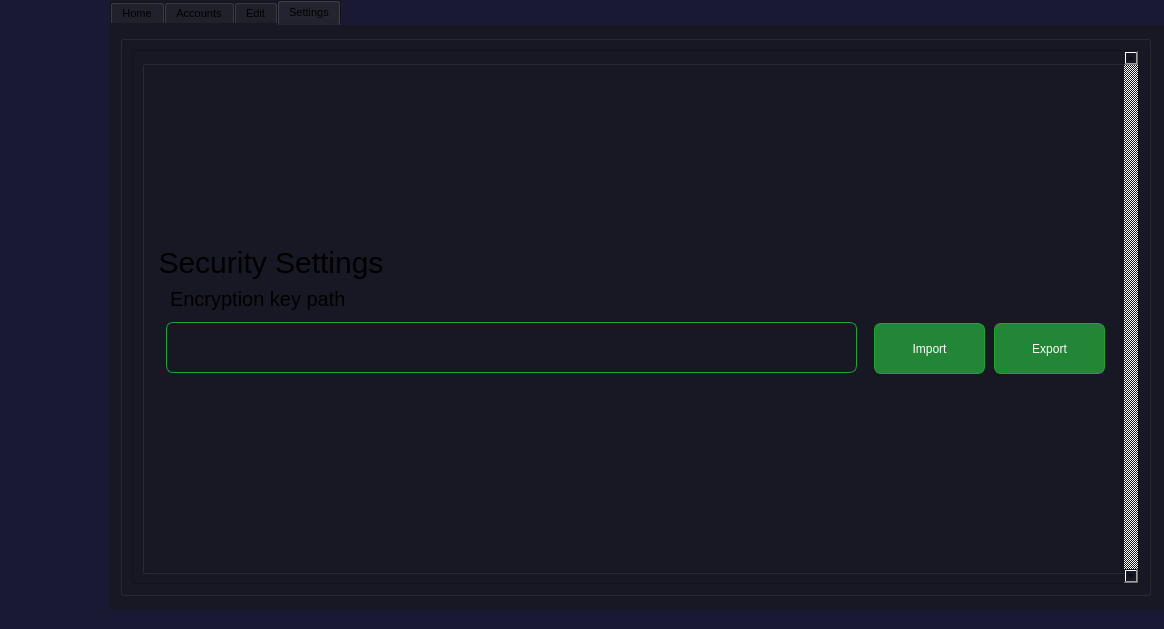
This is ui/mainUI.ui in 0xGhazy/PyPass as Qt 5 draws it before an edit. The edited form follows.
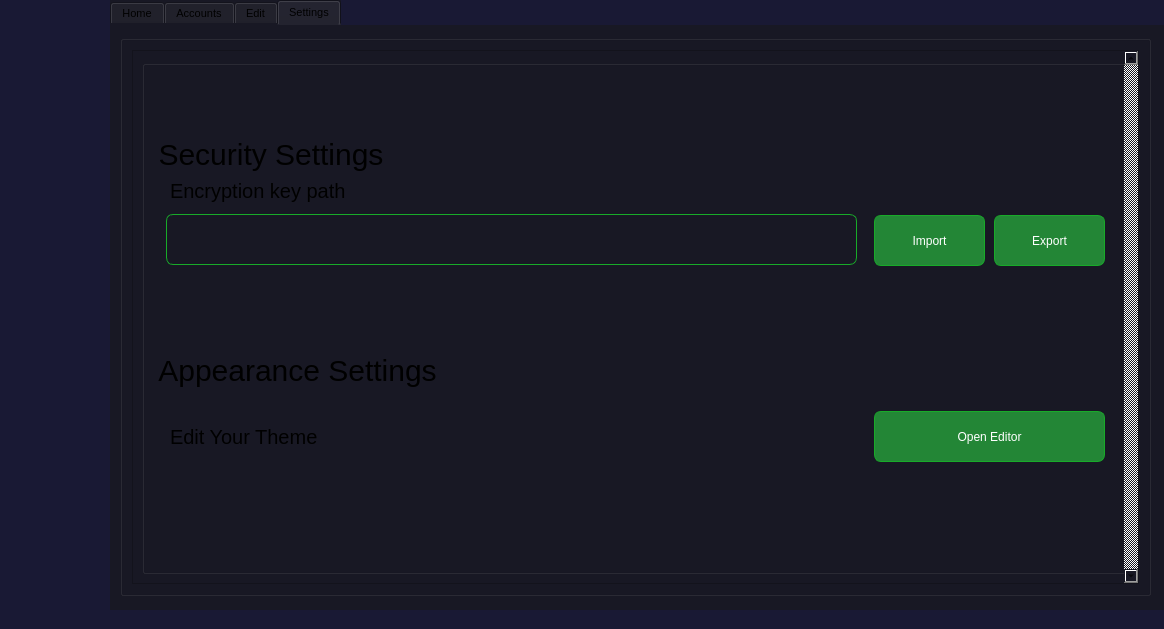
This is the edited form. The open tabs and pages were chosen to show the change. Icons and pictures are not drawn.

Commit message: adding the ability to change the theme with editor

What changed in the file:
```diff
--- a/ui/mainUI.ui
+++ b/ui/mainUI.ui
@@ -946,6 +946,102 @@
                 </widget>
                </widget>
               </item>
+              <item>
+               <widget class="QGroupBox" name="groupBox_5">
+                <property name="sizePolicy">
+                 <sizepolicy hsizetype="Fixed" vsizetype="Fixed">
+                  <horstretch>0</horstretch>
+                  <verstretch>0</verstretch>
+                 </sizepolicy>
+                </property>
+                <property name="minimumSize">
+                 <size>
+                  <width>970</width>
+                  <height>150</height>
+                 </size>
+                </property>
+                <property name="maximumSize">
+                 <size>
+                  <width>16777215</width>
+                  <height>16777215</height>
+                 </size>
+                </property>
+                <property name="styleSheet">
+                 <string notr="true">QGroupBox{
+color: &quot;white&quot;;
+font-size: 30px;
+border-style: none;
+}</string>
+                </property>
+                <property name="title">
+                 <string>Appearance Settings</string>
+                </property>
+                <widget class="QLabel" name="label_6">
+                 <property name="geometry">
+                  <rect>
+                   <x>16</x>
+                   <y>70</y>
+                   <width>201</width>
+                   <height>31</height>
+                  </rect>
+                 </property>
+                 <property name="font">
+                  <font>
+                   <pointsize>15</pointsize>
+                  </font>
+                 </property>
+                 <property name="styleSheet">
+                  <string notr="true">color: &quot;white&quot;;</string>
+                 </property>
+                 <property name="text">
+                  <string>Edit Your Theme</string>
+                 </property>
+                </widget>
+                <widget class="QPushButton" name="theme_editor_button">
+                 <property name="geometry">
+                  <rect>
+                   <x>720</x>
+                   <y>60</y>
+                   <width>231</width>
+                   <height>51</height>
+                  </rect>
+                 </property>
+                 <property name="sizePolicy">
+                  <sizepolicy hsizetype="Fixed" vsizetype="Fixed">
+                   <horstretch>0</horstretch>
+                   <verstretch>0</verstretch>
+                  </sizepolicy>
+                 </property>
+                 <property name="minimumSize">
+                  <size>
+                   <width>75</width>
+                   <height>23</height>
+                  </size>
+                 </property>
+                 <property name="styleSheet">
+                  <string notr="true">QPushButton {
+	color: white;
+font: 87 15pt &quot;Arial Black&quot;;
+	background-color: rgb(35, 134, 54);
+	border-radius:7px;
+	border:1px solid #18ab29;
+}
+
+QPushButton:hover {
+	background:linear-gradient(to bottom, #5cbf2a 5%, #44c767 100%);
+	background-color:#18ab29;
+}
+QPushButton:active {
+	position:relative;
+	top:2px;
+}</string>
+                 </property>
+                 <property name="text">
+                  <string>Open Editor</string>
+                 </property>
+                </widget>
+               </widget>
+              </item>
              </layout>
             </widget>
            </item>
```
Left out of the diff: 8 changed lines with no effect on the pictures. The commit also changes 9 other files.
